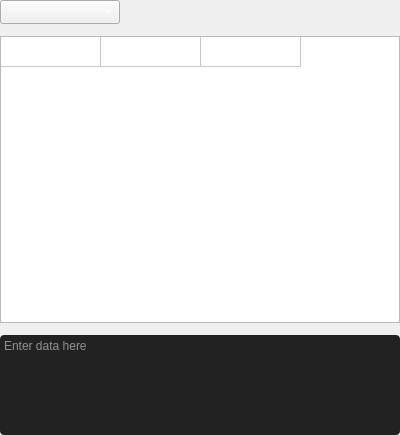
This is Widgets/requestdatainputwidget.ui in ivanmaslyuk/RestTester as Qt 5 draws it before an edit. The edited form follows.
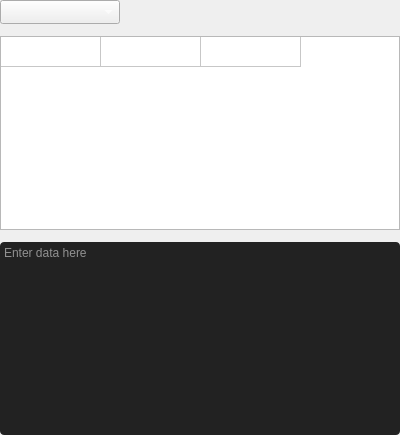
This is the edited form. Custom widgets are drawn as their Qt base class.

The edit to the form file:
```diff
--- a/Widgets/requestdatainputwidget.ui
+++ b/Widgets/requestdatainputwidget.ui
@@ -10,6 +10,12 @@
     <height>435</height>
    </rect>
   </property>
+  <property name="minimumSize">
+   <size>
+    <width>0</width>
+    <height>0</height>
+   </size>
+  </property>
   <property name="windowTitle">
    <string>Form</string>
   </property>
@@ -69,7 +75,7 @@
    <item>
     <widget class="ParamsTable" name="tableWidget">
      <property name="sizePolicy">
-      <sizepolicy hsizetype="Preferred" vsizetype="Minimum">
+      <sizepolicy hsizetype="Preferred" vsizetype="Ignored">
        <horstretch>0</horstretch>
        <verstretch>0</verstretch>
       </sizepolicy>
@@ -95,15 +101,21 @@
    <item>
     <widget class="QTextEdit" name="textEdit">
      <property name="sizePolicy">
-      <sizepolicy hsizetype="Preferred" vsizetype="Minimum">
+      <sizepolicy hsizetype="Preferred" vsizetype="Ignored">
        <horstretch>0</horstretch>
        <verstretch>0</verstretch>
       </sizepolicy>
      </property>
+     <property name="minimumSize">
+      <size>
+       <width>0</width>
+       <height>0</height>
+      </size>
+     </property>
      <property name="maximumSize">
       <size>
        <width>16777215</width>
-       <height>100</height>
+       <height>16777215</height>
       </size>
      </property>
      <property name="baseSize">
```
